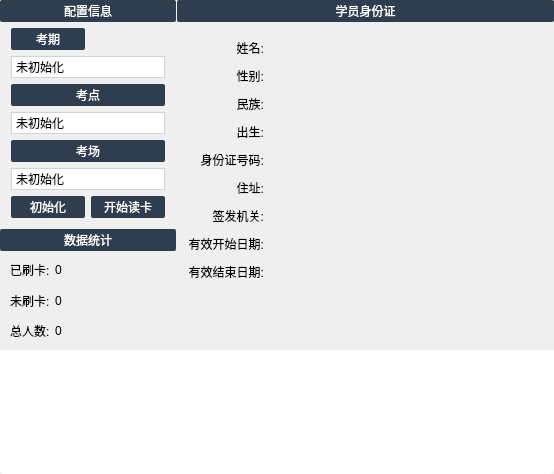
Before: the Qt Designer form IDReader/gui/MainWidget.ui in xtuer/Qt, drawn with Qt 5.
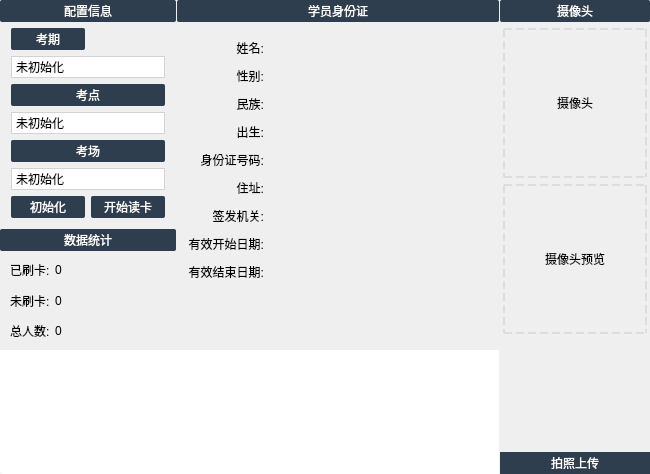
After: the same form once the commit is applied. Icons and pictures are not drawn.

Commit message: camera layout

Patch:
```diff
--- a/IDReader/gui/MainWidget.ui
+++ b/IDReader/gui/MainWidget.ui
@@ -6,7 +6,7 @@
    <rect>
     <x>0</x>
     <y>0</y>
-    <width>554</width>
+    <width>650</width>
     <height>474</height>
    </rect>
   </property>
@@ -82,7 +82,7 @@
 	min-height: 100px;
 	max-height: 100px;
 	border-bottom-left-radius: 4px;
-	border-bottom-right-radius: 4px;
+	border-bottom-right-radius: 0px;
 }
 
 #infoLabel[error=true] {
@@ -141,7 +141,16 @@
 .QPushButton:pressed {
 	color: #BBB;
 }
-</string>
+
+#placeholderLabel, #previewLabel {
+	border: 2px dashed #DDD;
+	margin-left: 3px;
+	margin-right: 3px;
+}
+
+#captureButton {
+	border-radius: 0;
+}</string>
   </property>
   <layout class="QGridLayout" name="gridLayout_4">
    <property name="leftMargin">
@@ -680,6 +689,110 @@
      </property>
     </widget>
    </item>
+   <item row="0" column="2" rowspan="3">
+    <widget class="QWidget" name="cameraWidget" native="true">
+     <property name="minimumSize">
+      <size>
+       <width>150</width>
+       <height>0</height>
+      </size>
+     </property>
+     <property name="class" stdset="0">
+      <string>ContainerWidget</string>
+     </property>
+     <layout class="QVBoxLayout" name="verticalLayout_4">
+      <property name="leftMargin">
+       <number>0</number>
+      </property>
+      <property name="topMargin">
+       <number>0</number>
+      </property>
+      <property name="rightMargin">
+       <number>0</number>
+      </property>
+      <property name="bottomMargin">
+       <number>0</number>
+      </property>
+      <item>
+       <widget class="QPushButton" name="cameraLabel">
+        <property name="text">
+         <string>摄像头</string>
+        </property>
+        <property name="flat">
+         <bool>true</bool>
+        </property>
+        <property name="class" stdset="0">
+         <string>TitleLabel</string>
+        </property>
+       </widget>
+      </item>
+      <item>
+       <widget class="QLabel" name="placeholderLabel">
+        <property name="minimumSize">
+         <size>
+          <width>0</width>
+          <height>150</height>
+         </size>
+        </property>
+        <property name="maximumSize">
+         <size>
+          <width>16777215</width>
+          <height>150</height>
+         </size>
+        </property>
+        <property name="text">
+         <string>摄像头</string>
+        </property>
+        <property name="alignment">
+         <set>Qt::AlignCenter</set>
+        </property>
+       </widget>
+      </item>
+      <item>
+       <widget class="QLabel" name="previewLabel">
+        <property name="minimumSize">
+         <size>
+          <width>0</width>
+          <height>150</height>
+         </size>
+        </property>
+        <property name="maximumSize">
+         <size>
+          <width>16777215</width>
+          <height>150</height>
+         </size>
+        </property>
+        <property name="text">
+         <string>摄像头预览</string>
+        </property>
+        <property name="alignment">
+         <set>Qt::AlignCenter</set>
+        </property>
+       </widget>
+      </item>
+      <item>
+       <spacer name="verticalSpacer_2">
+        <property name="orientation">
+         <enum>Qt::Vertical</enum>
+        </property>
+        <property name="sizeHint" stdset="0">
+         <size>
+          <width>20</width>
+          <height>40</height>
+         </size>
+        </property>
+       </spacer>
+      </item>
+      <item>
+       <widget class="QPushButton" name="captureButton">
+        <property name="text">
+         <string>拍照上传</string>
+        </property>
+       </widget>
+      </item>
+     </layout>
+    </widget>
+   </item>
   </layout>
  </widget>
  <layoutdefault spacing="6" margin="11"/>
```
The commit also changes 1 other file.
